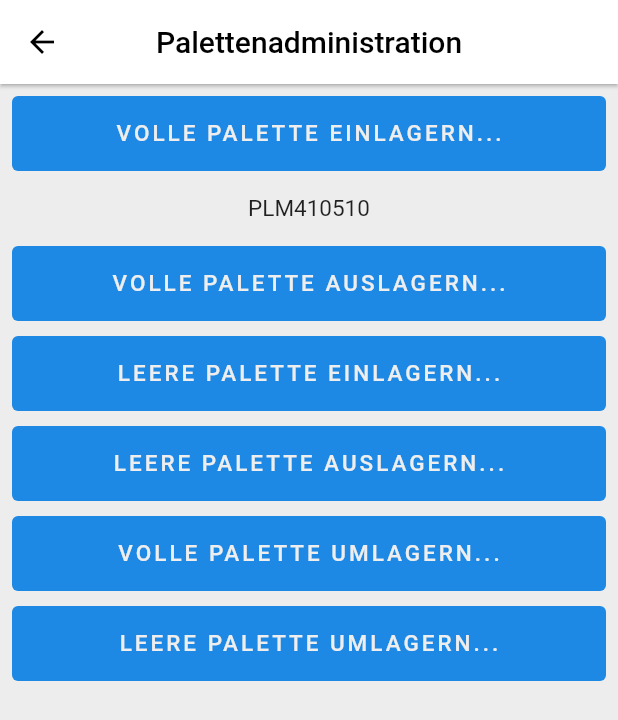
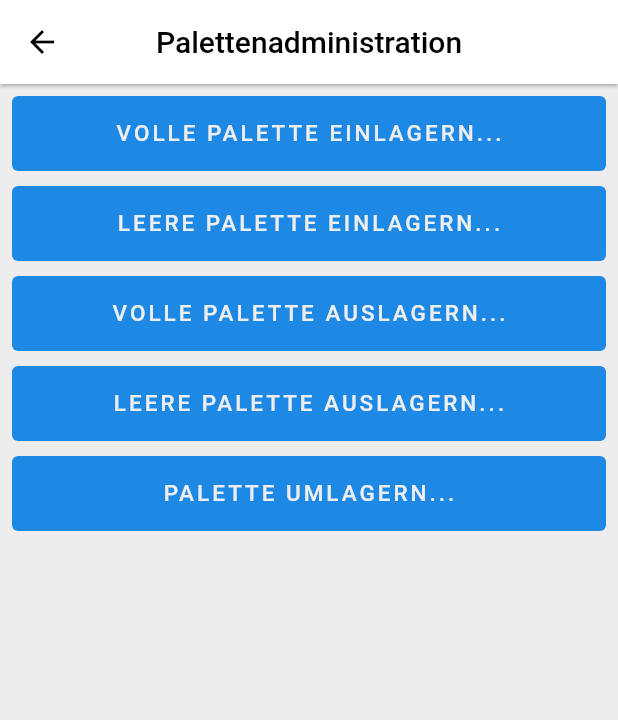
Before and after one commit to josefseiringer/flutter_zebra_scanner_palette, a Flutter app: the PalettPage screen opened by its route, on a phone screen of 412 x 824 dp. Shown: the top 720 px of the screen. Run offline on Flutter 3.47's test engine with Material 2 defaults, Android fonts, the phone set to English and light mode, and no system bars; our stand-ins replace get; missing offline and left inert: flutter_datawedge; Roboto replaces fonts that are missing (Roboto-Light).

Commit message:
palettenController

```diff
--- a/lib/pages/palett/palett_controller.dart
+++ b/lib/pages/palett/palett_controller.dart
@@ -1,4 +1,12 @@
 import 'package:get/get.dart';
+
+enum PalettenStatus {
+  eingang, //1
+  eingangLeer, //4
+  ausgang, //3
+  ausgangLeer, //5
+  umlagerung, //2
+}
 
 class PalettController extends GetxController {
   final szPallScanCode = 'PLM410510'.obs;
@@ -6,14 +14,13 @@ class PalettController extends GetxController {
   final mnVollAus = 10.0.obs;
   final mnLeerEin = 10.0.obs;
   final mnLeerAus = 10.0.obs;
-  final mnVollUm = 10.0.obs;
-  final mnLeerUm = 10.0.obs;
-  final bVollEin = true.obs;
+  final mnPallUm = 10.0.obs;
+  final bVollEin = false.obs;
   final bVollAus = false.obs;
   final bLeerEin = false.obs;
   final bLeerAus = false.obs;
-  final bVollUm = false.obs;
-  final bLeerUm = false.obs;
+  final bPallUm = false.obs;
+  final palettenStatus = PalettenStatus.eingang;
 
   @override
   void onInit() {
@@ -43,15 +50,10 @@ class PalettController extends GetxController {
       } else {
         mnLeerAus.value = 10.0;
       }
-      if (bVollUm.value) {
-        mnVollUm.value *= 5;
+      if (bPallUm.value) {
+        mnPallUm.value *= 5;
       } else {
-        mnVollUm.value = 10.0;
-      }
-      if (bLeerUm.value) {
-        mnLeerUm.value *= 5;
-      } else {
-        mnLeerUm.value = 10.0;
+        mnPallUm.value = 10.0;
       }
     }
     update();
--- a/lib/pages/palett/palett_view.dart
+++ b/lib/pages/palett/palett_view.dart
@@ -1,8 +1,8 @@
 import 'package:flutter/material.dart';
-import 'package:flutter_zebra_scanner_palette/utils/my_text_button.dart';
 import 'package:get/get.dart';
+import 'palett_controller.dart';
+import '../../utils/my_text_button.dart';
 import '../../constants.dart';
-import 'palett_controller.dart';
 
 class PalettPage extends GetView<PalettController> {
   static const namedRoute = '/palett-page';
@@ -33,7 +33,8 @@ class PalettPage extends GetView<PalettController> {
                   buttonColor: Colors.blue.shade600,
                   buttonLabelColor: Colors.grey.shade200,
                 ),
-                SizedBox(
+                pCtrl.bVollEin.value
+                    ? SizedBox(
                         height: pCtrl.mnVollEin.value,
                         child: Center(
                           child: Text(
@@ -41,7 +42,26 @@ class PalettPage extends GetView<PalettController> {
                             style: kTestStyleDataText,
                           ),
                         ),
+                      )
+                    : SizedBox(height: pCtrl.mnVollEin.value),
+                MyTextButton(
+                  onTab: () {},
+                  labelText: 'Leere Palette einlagern...',
+                  buttonWidth: displayWidth,
+                  buttonHeight: displayButtonHeight,
+                  buttonColor: Colors.blue.shade600,
+                  buttonLabelColor: Colors.grey.shade200,
                 ),
+                pCtrl.bLeerEin.value
+                    ? SizedBox(
+                        height: pCtrl.mnLeerEin.value,
+                        child: Center(
+                          child: Text(
+                            pCtrl.szPallScanCode.value,
+                            style: kTestStyleDataText,
+                          ),
+                        ))
+                    : SizedBox(height: pCtrl.mnLeerEin.value),
                 MyTextButton(
                   onTab: () {},
                   labelText: 'Volle Palette auslagern...',
@@ -50,16 +70,17 @@ class PalettPage extends GetView<PalettController> {
                   buttonColor: Colors.blue.shade600,
                   buttonLabelColor: Colors.grey.shade200,
                 ),
-                SizedBox(height: pCtrl.mnVollAus.value),
-                MyTextButton(
-                  onTab: () {},
-                  labelText: 'Leere Palette einlagern...',
-                  buttonWidth: displayWidth,
-                  buttonHeight: displayButtonHeight,
-                  buttonColor: Colors.blue.shade600,
-                  buttonLabelColor: Colors.grey.shade200,
+                pCtrl.bVollAus.value
+                    ? SizedBox(
+                        height: pCtrl.mnVollAus.value,
+                        child: Center(
+                          child: Text(
+                            pCtrl.szPallScanCode.value,
+                            style: kTestStyleDataText,
                           ),
-                SizedBox(height: pCtrl.mnLeerEin.value),
+                        ),
+                      )
+                    : SizedBox(height: pCtrl.mnVollAus.value),
                 MyTextButton(
                   onTab: () {},
                   labelText: 'Leere Palette auslagern...',
@@ -68,25 +89,36 @@ class PalettPage extends GetView<PalettController> {
                   buttonColor: Colors.blue.shade600,
                   buttonLabelColor: Colors.grey.shade200,
                 ),
-                SizedBox(height: pCtrl.mnLeerAus.value),
+                pCtrl.bLeerAus.value
+                    ? SizedBox(
+                        height: pCtrl.mnLeerAus.value,
+                        child: Center(
+                          child: Text(
+                            pCtrl.szPallScanCode.value,
+                            style: kTestStyleDataText,
+                          ),
+                        ),
+                      )
+                    : SizedBox(height: pCtrl.mnLeerAus.value),
                 MyTextButton(
                   onTab: () {},
-                  labelText: 'Volle Palette umlagern...',
+                  labelText: 'Palette umlagern...',
                   buttonWidth: displayWidth,
                   buttonHeight: displayButtonHeight,
                   buttonColor: Colors.blue.shade600,
                   buttonLabelColor: Colors.grey.shade200,
                 ),
-                SizedBox(height: pCtrl.mnVollUm.value),
-                MyTextButton(
-                  onTab: () {},
-                  labelText: 'Leere Palette umlagern...',
-                  buttonWidth: displayWidth,
-                  buttonHeight: displayButtonHeight,
-                  buttonColor: Colors.blue.shade600,
-                  buttonLabelColor: Colors.grey.shade200,
+                pCtrl.bPallUm.value
+                    ? SizedBox(
+                        height: pCtrl.mnPallUm.value,
+                        child: Center(
+                          child: Text(
+                            pCtrl.szPallScanCode.value,
+                            style: kTestStyleDataText,
                           ),
-                SizedBox(height: pCtrl.mnLeerUm.value),
+                        ),
+                      )
+                    : SizedBox(height: pCtrl.mnPallUm.value),
               ],
             ),
           ),
```
Also changed, not shown: lib/constants.dart (+6 -1 lines), lib/mock/user.json (+8 -4 lines), lib/pages/login/login_controller.dart (+7 -1 lines), lib/pages/login/login_model.dart (+9 -1 lines). Lines whose indentation alone changed are shown as unchanged.
